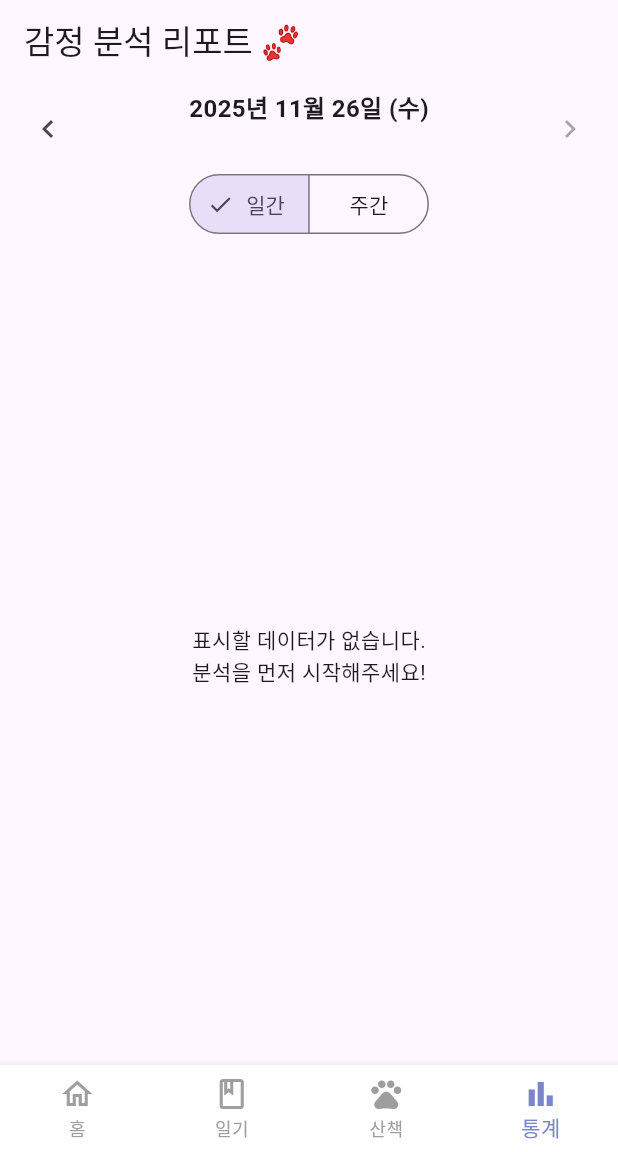
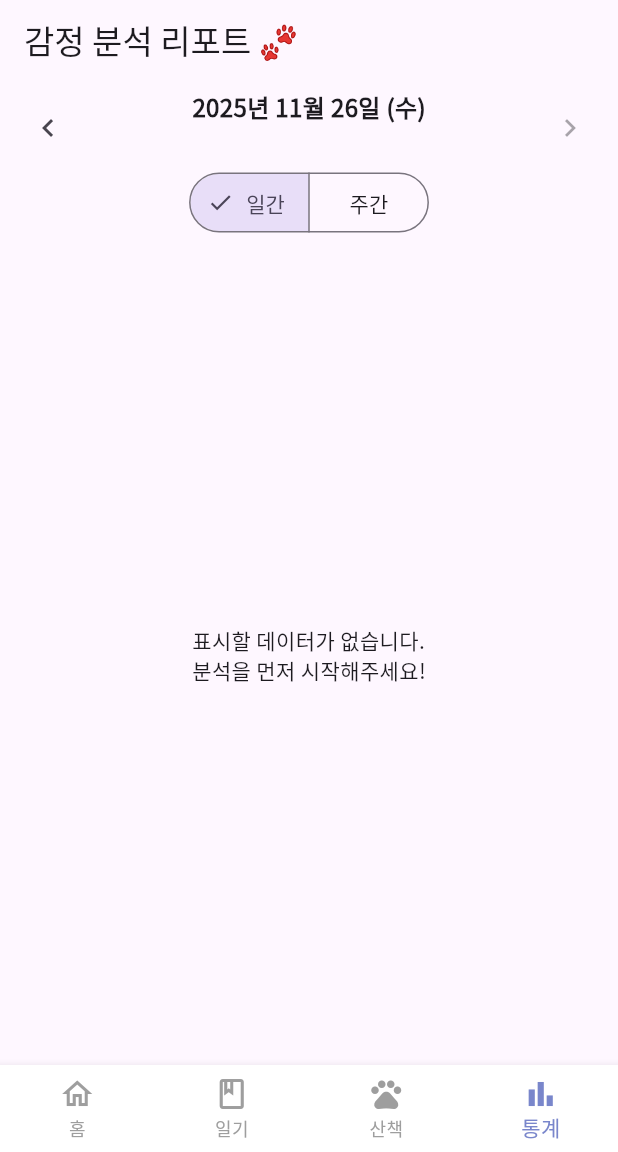
Before and after one commit to ImCuriosity/pet_behavior_app, a Flutter app: the screen it shows once a user with an empty profile is signed in, item 4 of the bottom bar chosen, on a phone screen of 412 x 824 dp, the part 84-1236 px from its top. Run offline on Flutter 3.47's test engine with Material 3 defaults, Android fonts, the light colour scheme and no system bars; our stand-ins replace file_picker, fl_chart, flutter_dotenv, flutter_markdown, flutter_riverpod, google_fonts and 6 more; missing offline and left inert: flame; accounts and stored records are empty; network calls fail.

Commit message:
특정 타마고치 관련 파일 및 main.dart 수정 커밋

```diff
--- a/lib/features/tamagotchi/widgets/dog_avatar.dart
+++ b/lib/features/tamagotchi/widgets/dog_avatar.dart
@@ -47,7 +47,7 @@ class DogAvatar extends FlameGame with TapCallbacks {
     // ✨ [추가] positiveScore 값에 따라 낮/밤 배경 이미지를 선택합니다.
     // 50 (0.5) 이상일 경우 낮(morning), 미만일 경우 밤(night)으로 설정합니다.
     final String backgroundImgPath =
-    positiveScore >= 0.3 ? 'cloud_morning_normal.png' : 'cloud_night_normal.png';
+    positiveScore >= 0.4 ? 'cloud_morning_normal.png' : 'cloud_night_normal.png';
 
     // 하늘 배경 이미지 로드 (스트립 형태로)
     final backgroundImage = await images.load(backgroundImgPath);
--- a/lib/main.dart
+++ b/lib/main.dart
@@ -1,39 +1,28 @@
-// lib/main.dart
-
 import 'package:flutter/material.dart';
 import 'package:flutter_riverpod/flutter_riverpod.dart';
 import 'package:supabase_flutter/supabase_flutter.dart';
 import 'package:dognal1/features/auth/auth_checker.dart';
 import 'package:hive_flutter/hive_flutter.dart';
 import 'package:flutter_dotenv/flutter_dotenv.dart';
-
-// 💡 intl 패키지 관련 import 추가
 import 'package:intl/date_symbol_data_local.dart';
 import 'package:intl/intl.dart';
 
+// ✨ [추가] google_fonts 패키지를 import합니다.
+import 'package:google_fonts/google_fonts.dart';
+
 void main() async {
-  // 1. Flutter 엔진과 위젯 바인딩 초기화
   WidgetsFlutterBinding.ensureInitialized();
-
-  // 2. 환경 변수 파일(.env) 로드
   await dotenv.load(fileName: ".env");
-
-  // 3. 날짜/시간 포맷(intl)을 한국 기준으로 초기화
   await initializeDateFormatting('ko_KR', null);
   Intl.defaultLocale = 'ko_KR';
-
-  // 4. 로컬 데이터베이스(Hive) 초기화
   await Hive.initFlutter('hive_data_cache');
   await Hive.openBox('gpsDataCache');
   await Hive.openBox('dailyLogsCache');
-
-  // 5. Supabase 클라이언트 초기화
   await Supabase.initialize(
     url: dotenv.env['SUPABASE_URL']!,
     anonKey: dotenv.env['SUPABASE_ANON_KEY']!,
+    debug: true,
   );
-
-  // 6. 앱 실행
   runApp(
     const ProviderScope(
       child: MyApp(),
@@ -48,8 +37,12 @@ class MyApp extends StatelessWidget {
   Widget build(BuildContext context) {
     return MaterialApp(
       title: 'Dognal App',
+      // ✨ [수정] 앱 전체의 기본 폰트를 Noto Sans KR로 설정합니다.
       theme: ThemeData(
         primarySwatch: Colors.indigo,
+        textTheme: GoogleFonts.notoSansKrTextTheme(
+          Theme.of(context).textTheme,
+        ),
       ),
       home: const AuthChecker(),
       debugShowCheckedModeBanner: false,
```
Also changed, not shown: lib/features/tamagotchi/screens/tamagotchi_screen.dart (+10 -2 lines).
